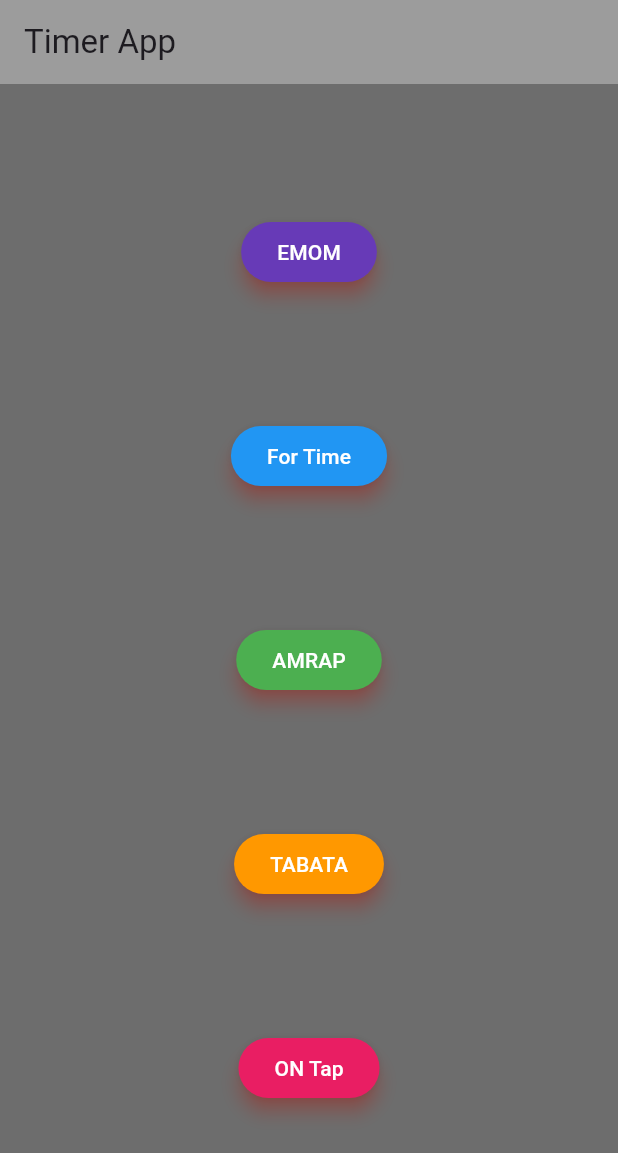
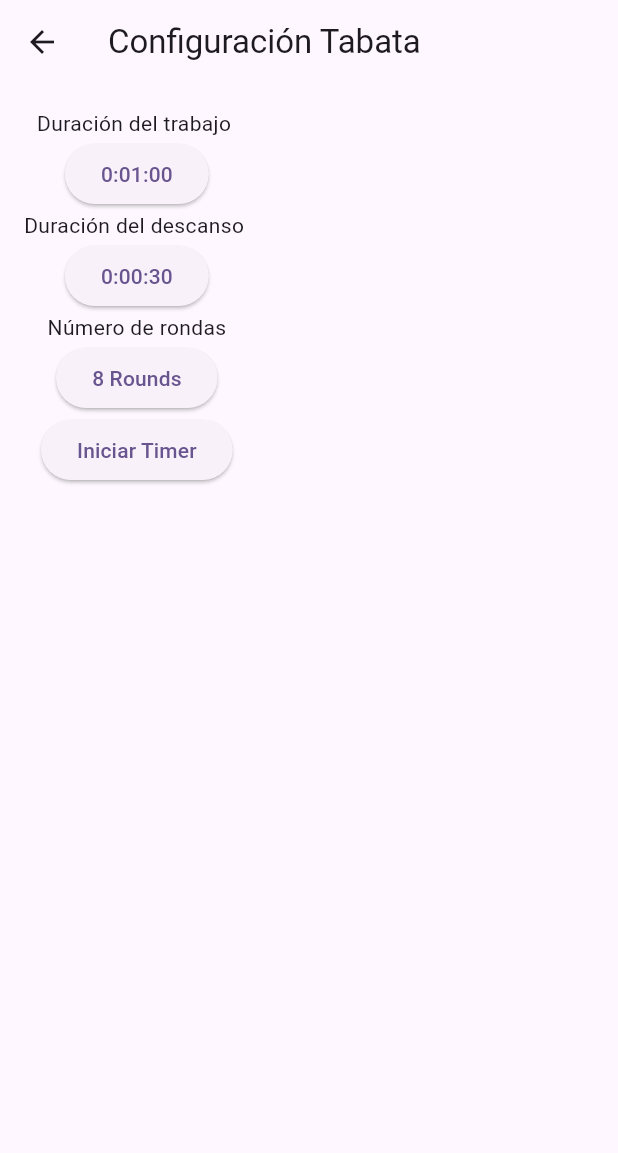
Before and after one commit to gusiihm/smarttimer, a Flutter app: the screen it shows after launch, after a tap on "TABATA", on a phone screen of 412 x 824 dp. Shown: the top 1153 px of the screen. Run offline on Flutter 3.47's test engine with Material 3 defaults, Android fonts, the phone set to English and light mode, and no system bars; our stand-ins replace audioplayers; missing offline and left inert: flutter_picker.

Commit message:
for time(config page and timer done), config tabata, done(less css)

```diff
--- a/lib/button.dart
+++ b/lib/button.dart
@@ -1,5 +1,5 @@
 import 'package:flutter/material.dart';
-import 'package:smarttimer/ontap.dart';
+
 
 class TimmerButton extends StatelessWidget {
   final String text;
--- a/lib/main.dart
+++ b/lib/main.dart
@@ -2,8 +2,11 @@ import 'package:flutter/material.dart';
 import 'package:smarttimer/emom_C_page.dart';
 import 'package:smarttimer/emom_timer.dart';
 import 'package:smarttimer/finishpage.dart';
+import 'package:smarttimer/fortime_cofig_timer.dart';
+import 'package:smarttimer/fortime_timer.dart';
 import 'package:smarttimer/ontap_config_timer.dart';
 import 'package:smarttimer/ontap_timer.dart';
+import 'package:smarttimer/tabata_config.dart';
 
 void main() {
   runApp(const MyApp());
@@ -30,6 +33,9 @@ class MyApp extends StatelessWidget {
         '/finishtimer':(context) =>  FinishPage(),
         '/ontap/configuration':(context) =>  TimerConfigPage_onTap(),
         '/ontap/timer':(context) => const  OnTapTimer(),
+        '/fortime/config':(context) =>  TimerConfigPage(),
+        '/fortime/timer':(context) => const  ForTimeTimer(),
+        '/tabata/config':(context) =>  TabataConfigPage(),
       },
     );
   }
@@ -73,7 +79,10 @@ class FirstRute extends StatelessWidget {
               ),
               child: const Text('For Time',style: TextStyle(color: Colors.white)),
               onPressed: () {
-                // Acción para el botón 2
+                Navigator.pushNamed(
+                  context,
+                  '/fortime/config',
+                );
               },
             ),
             ElevatedButton(
@@ -95,7 +104,10 @@ class FirstRute extends StatelessWidget {
               ),
               child: const Text('TABATA',style: TextStyle(color: Colors.white)),
               onPressed: () {
-                // Acción para el botón 4
+               Navigator.pushNamed(
+                  context,
+                  '/tabata/config',
+                );
               },
             ),
             ElevatedButton(
--- a/lib/ontap.dart
+++ b/lib/ontap.dart
@@ -62,6 +62,11 @@ class WidgetonTapData{
   final bool startAfterCompletion;
   WidgetonTapData(this.duration, this.counter, this.startAfterCompletion);
 }
+class WidgetForTimeData{
+  final Duration duration;
+  final bool nonlimit;
+  WidgetForTimeData(this.duration, this.nonlimit);
+}
 
 class WidgetFinishData {
     final Duration duration;
--- /dev/null
+++ b/lib/tabata_config.dart
@@ -0,0 +1,71 @@
+import 'package:flutter/material.dart';
+import 'package:smarttimer/ontap.dart';
+
+class TabataConfigPage extends StatefulWidget {
+  @override
+  _TabataConfigPageState createState() => _TabataConfigPageState();
+}
+
+class _TabataConfigPageState extends State<TabataConfigPage> {
+  Duration workDuration =  const Duration(seconds: 60);
+  Duration restDuration = const Duration(seconds: 30);
+  int rounds = 8;
+
+  @override
+  Widget build(BuildContext context) {
+    return Scaffold(
+      appBar: AppBar(
+        title: const Text('Configuración Tabata'),
+      ),
+      body: Padding(
+        padding: const EdgeInsets.all(16.0),
+        child: Column(
+          children: [
+            const Text('Duración del trabajo '),
+            ElevatedButton(
+                  onPressed: () {
+                    OnTap.onTapTimer(context, (Duration duration) {
+                      setState(() {
+                        workDuration = duration;
+                      });
+                    });
+
+                  },
+                  child: Text(workDuration.toString().substring(0, workDuration.toString().length - 7 )),
+              ),
+            const Text('Duración del descanso '),
+            ElevatedButton(
+                  onPressed: () {
+                    OnTap.onTapTimer(context, (Duration duration) {
+                      setState(() {
+                       restDuration = duration;
+                      });
+                    });
+
+                  },
+                  child:  Text(restDuration.toString().substring(0,restDuration.toString().length - 7 )),
+              ),
+            const Text('Número de rondas'),
+            ElevatedButton(
+                  onPressed: () {
+                    OnTap.onTapCounter(context, (int counter) {
+                      setState(() {
+                        rounds = counter;
+                      });
+                    });
+
+                  },
+                  child: Text('$rounds Rounds'),
+              ),
+           ElevatedButton(
+              child: const Text('Iniciar Timer'),
+              onPressed: () {
+                // Aquí puedes implementar la lógica para iniciar el timer
+              },
+            ),
+          ],
+        ),
+      ),
+    );
+  }
+}
```
Also changed, not shown: lib/finishpage.dart (+6 -10 lines), lib/fortime_cofig_timer.dart (added, +81 -0 lines), lib/fortime_timer.dart (added, +225 -0 lines).
